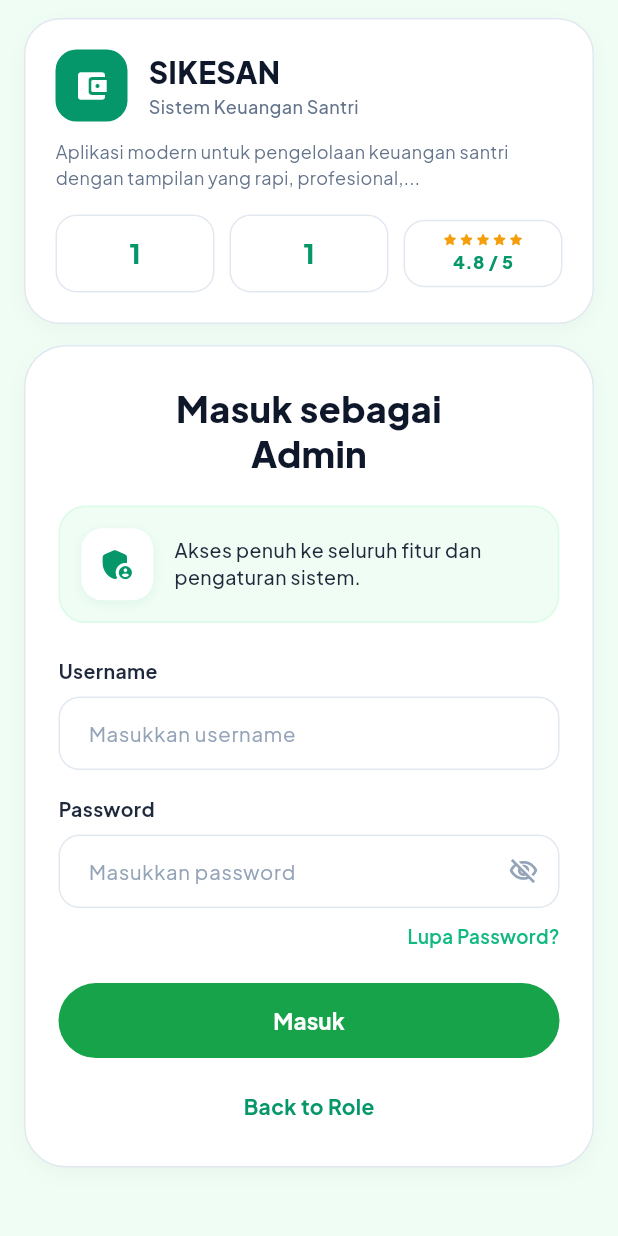
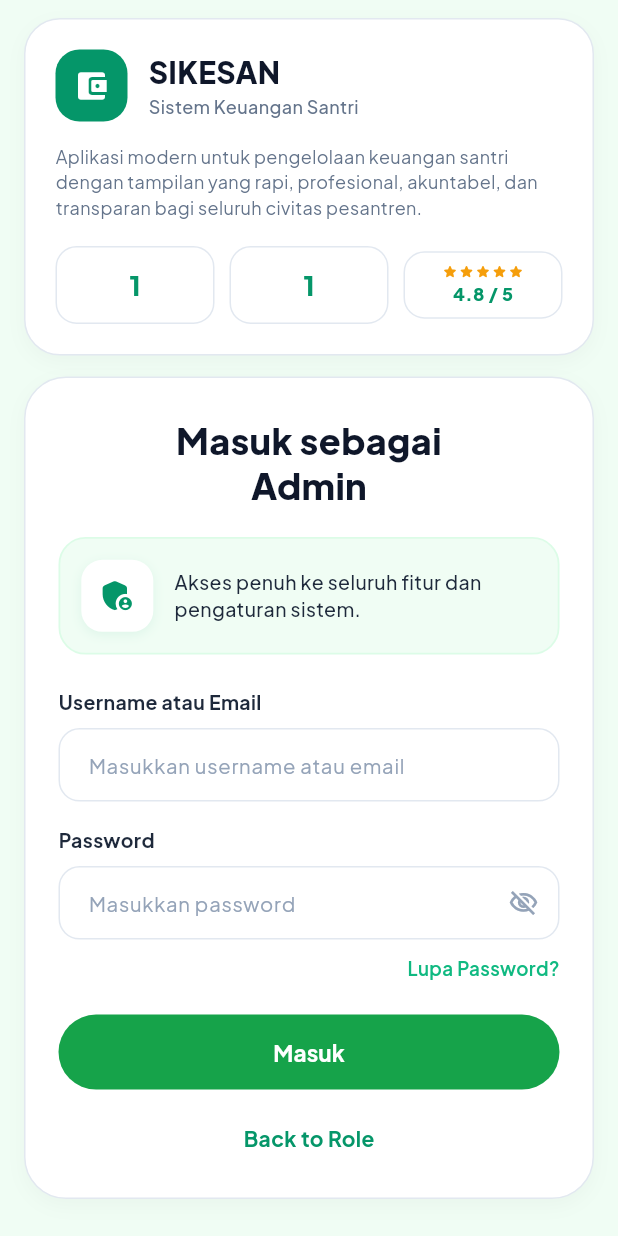
Before and after one commit to RijalSolehudin/mobile-sikesan-flutter, a Flutter app: the screen it shows after launch, on a phone screen of 412 x 824 dp. Run offline on Flutter 3.47's test engine with Material 3 defaults, Android fonts, the phone set to English and light mode, and no system bars; our stand-ins replace dio, equatable, fl_chart, flutter_bloc, flutter_secure_storage, go_router and 7 more.

Commit message:
feat(web): make layout fully responsive and adaptive to full screen width

```diff
--- a/lib/features/auth/login_screen.dart
+++ b/lib/features/auth/login_screen.dart
@@ -106,11 +106,17 @@ class _LoginScreenState extends State<LoginScreen> {
   void _showRoleSelectionBottomSheet() {
     showModalBottomSheet(
       context: context,
-      backgroundColor: Colors.white,
-      shape: const RoundedRectangleBorder(
+      backgroundColor: Colors.transparent,
+      isScrollControlled: true,
+      builder: (ctx) => Center(
+        child: ConstrainedBox(
+          constraints: const BoxConstraints(maxWidth: 540),
+          child: Container(
+            decoration: const BoxDecoration(
+              color: Colors.white,
               borderRadius: BorderRadius.vertical(top: Radius.circular(24)),
             ),
-      builder: (ctx) => SafeArea(
+            child: SafeArea(
               child: Padding(
                 padding: const EdgeInsets.symmetric(horizontal: 20, vertical: 20),
                 child: Column(
@@ -213,40 +219,16 @@ class _LoginScreenState extends State<LoginScreen> {
                 ),
               ),
             ),
+          ),
+        ),
+      ),
     );
   }
 
-  @override
-  Widget build(BuildContext context) {
-    return BlocConsumer<AuthBloc, AuthState>(
-      listener: (context, state) {
-        if (state.status == AuthStatus.failure) {
-          ScaffoldMessenger.of(context).showSnackBar(
-            SnackBar(
-              content: Text(state.errorMessage ?? 'Gagal masuk akun'),
-              backgroundColor: AppColors.error,
-              behavior: SnackBarBehavior.floating,
-              duration: const Duration(seconds: 4),
-            ),
-          );
-        }
-      },
-      builder: (context, state) {
-        final isLoading = state.isLoading;
-        final currentRoleData = _rolesData[_selectedRole] ?? _rolesData['Admin']!;
-
-        return Scaffold(
-          backgroundColor: const Color(0xFFF0FDF4),
-          body: SafeArea(
-            child: SingleChildScrollView(
-              padding: const EdgeInsets.fromLTRB(16, 12, 16, 24),
-              physics: const BouncingScrollPhysics(),
-              child: Column(
-                children: [
-                  // 1. Top Card: SIKESAN Branding & Rating Badges
-                  Container(
+  Widget _buildBrandingCard({required bool isWide}) {
+    return Container(
       width: double.infinity,
-                    padding: const EdgeInsets.all(20),
+      padding: EdgeInsets.all(isWide ? 28 : 20),
       decoration: BoxDecoration(
         color: Colors.white,
         borderRadius: BorderRadius.circular(24),
@@ -266,16 +248,16 @@ class _LoginScreenState extends State<LoginScreen> {
           Row(
             children: [
               Container(
-                              width: 48,
-                              height: 48,
+                width: isWide ? 56 : 48,
+                height: isWide ? 56 : 48,
                 decoration: BoxDecoration(
                   color: const Color(0xFF059669),
-                                borderRadius: BorderRadius.circular(14),
+                  borderRadius: BorderRadius.circular(16),
                 ),
-                              child: const Icon(
+                child: Icon(
                   Icons.account_balance_wallet_rounded,
                   color: Colors.white,
-                                size: 24,
+                  size: isWide ? 28 : 24,
                 ),
               ),
               const SizedBox(width: 14),
@@ -285,7 +267,7 @@ class _LoginScreenState extends State<LoginScreen> {
                   Text(
                     'SIKESAN',
                     style: GoogleFonts.plusJakartaSans(
-                                    fontSize: 20,
+                      fontSize: isWide ? 24 : 20,
                       fontWeight: FontWeight.w900,
                       color: const Color(0xFF0F172A),
                       letterSpacing: 0.2,
@@ -294,7 +276,7 @@ class _LoginScreenState extends State<LoginScreen> {
                   Text(
                     'Sistem Keuangan Santri',
                     style: GoogleFonts.plusJakartaSans(
-                                    fontSize: 12,
+                      fontSize: isWide ? 13.5 : 12,
                       fontWeight: FontWeight.w500,
                       color: const Color(0xFF64748B),
                     ),
@@ -303,17 +285,44 @@ class _LoginScreenState extends State<LoginScreen> {
               ),
             ],
           ),
-                        const SizedBox(height: 12),
+          const SizedBox(height: 14),
           // Subtitle Description
           Text(
-                          'Aplikasi modern untuk pengelolaan keuangan santri dengan tampilan yang rapi, profesional,...',
+            'Aplikasi modern untuk pengelolaan keuangan santri dengan tampilan yang rapi, profesional, akuntabel, dan transparan bagi seluruh civitas pesantren.',
+            style: GoogleFonts.plusJakartaSans(
+              fontSize: isWide ? 13 : 12,
+              color: const Color(0xFF64748B),
+              height: 1.45,
+            ),
+          ),
+          if (isWide) ...[
+            const SizedBox(height: 20),
+            Container(
+              padding: const EdgeInsets.all(14),
+              decoration: BoxDecoration(
+                color: const Color(0xFFF8FAFC),
+                borderRadius: BorderRadius.circular(14),
+                border: Border.all(color: const Color(0xFFE2E8F0)),
+              ),
+              child: Row(
+                children: [
+                  const Icon(Icons.verified_user_rounded, color: Color(0xFF059669), size: 20),
+                  const SizedBox(width: 10),
+                  Expanded(
+                    child: Text(
+                      'Multi-role terintegrasi: Admin, Bendahara, Wali Santri, dan Kasir.',
                       style: GoogleFonts.plusJakartaSans(
                         fontSize: 12,
-                            color: const Color(0xFF64748B),
-                            height: 1.4,
+                        fontWeight: FontWeight.w600,
+                        color: const Color(0xFF334155),
                       ),
                     ),
-                        const SizedBox(height: 16),
+                  ),
+                ],
+              ),
+            ),
+          ],
+          const SizedBox(height: 18),
           // 3 Stat Boxes Row
           Row(
             children: [
@@ -398,14 +407,13 @@ class _LoginScreenState extends State<LoginScreen> {
           ),
         ],
       ),
-                  ),
+    );
+  }
 
-                  const SizedBox(height: 14),
-
-                  // 2. Bottom Card: Login Form
-                  Container(
+  Widget _buildLoginFormCard(({String description, IconData icon, String title}) currentRoleData, bool isLoading, {bool isWide = false}) {
+    return Container(
       width: double.infinity,
-                    padding: const EdgeInsets.symmetric(horizontal: 22, vertical: 26),
+      padding: EdgeInsets.symmetric(horizontal: isWide ? 32 : 22, vertical: isWide ? 32 : 26),
       decoration: BoxDecoration(
         color: Colors.white,
         borderRadius: BorderRadius.circular(28),
@@ -434,7 +442,6 @@ class _LoginScreenState extends State<LoginScreen> {
               ),
             ),
           ),
-                        // Catatan: Opsi Daftar Sekarang dihilangkan sesuai permintaan pengguna
           const SizedBox(height: 20),
 
           // Role Information Banner Card
@@ -486,7 +493,7 @@ class _LoginScreenState extends State<LoginScreen> {
 
           // Input: Username
           Text(
-                          'Username',
+            'Username atau Email',
             style: GoogleFonts.plusJakartaSans(
               fontSize: 13,
               fontWeight: FontWeight.w700,
@@ -499,7 +506,7 @@ class _LoginScreenState extends State<LoginScreen> {
             enabled: !isLoading,
             style: GoogleFonts.plusJakartaSans(fontSize: 14),
             decoration: InputDecoration(
-                            hintText: 'Masukkan username',
+              hintText: 'Masukkan username atau email',
               hintStyle: GoogleFonts.plusJakartaSans(color: const Color(0xFF94A3B8), fontSize: 13.5),
               contentPadding: const EdgeInsets.symmetric(horizontal: 16, vertical: 14),
               border: OutlineInputBorder(
@@ -628,7 +635,74 @@ class _LoginScreenState extends State<LoginScreen> {
           ),
         ],
       ),
+    );
+  }
+
+  @override
+  Widget build(BuildContext context) {
+    return BlocConsumer<AuthBloc, AuthState>(
+      listener: (context, state) {
+        if (state.status == AuthStatus.failure) {
+          ScaffoldMessenger.of(context).showSnackBar(
+            SnackBar(
+              content: Text(state.errorMessage ?? 'Gagal masuk akun'),
+              backgroundColor: AppColors.error,
+              behavior: SnackBarBehavior.floating,
+              duration: const Duration(seconds: 4),
             ),
+          );
+        }
+      },
+      builder: (context, state) {
+        final isLoading = state.isLoading;
+        final currentRoleData = _rolesData[_selectedRole] ?? _rolesData['Admin']!;
+
+        return LayoutBuilder(
+          builder: (context, constraints) {
+            final isWide = constraints.maxWidth >= 850;
+
+            if (isWide) {
+              return Scaffold(
+                backgroundColor: const Color(0xFFF0FDF4),
+                body: SafeArea(
+                  child: Center(
+                    child: SingleChildScrollView(
+                      padding: const EdgeInsets.symmetric(horizontal: 48, vertical: 36),
+                      physics: const BouncingScrollPhysics(),
+                      child: ConstrainedBox(
+                        constraints: const BoxConstraints(maxWidth: 1080),
+                        child: Row(
+                          crossAxisAlignment: CrossAxisAlignment.start,
+                          children: [
+                            Expanded(
+                              flex: 5,
+                              child: _buildBrandingCard(isWide: true),
+                            ),
+                            const SizedBox(width: 32),
+                            Expanded(
+                              flex: 6,
+                              child: _buildLoginFormCard(currentRoleData, isLoading, isWide: true),
+                            ),
+                          ],
+                        ),
+                      ),
+                    ),
+                  ),
+                ),
+              );
+            }
+
+            return Scaffold(
+              backgroundColor: const Color(0xFFF0FDF4),
+              body: SafeArea(
+                child: SingleChildScrollView(
+                  padding: const EdgeInsets.fromLTRB(16, 12, 16, 24),
+                  physics: const BouncingScrollPhysics(),
+                  child: Column(
+                    children: [
+                      _buildBrandingCard(isWide: false),
+                      const SizedBox(height: 14),
+                      _buildLoginFormCard(currentRoleData, isLoading, isWide: false),
                     ],
                   ),
                 ),
@@ -636,5 +710,7 @@ class _LoginScreenState extends State<LoginScreen> {
             );
           },
         );
+      },
+    );
   }
 }
--- a/lib/features/navigation/custom_curved_bottom_bar.dart
+++ b/lib/features/navigation/custom_curved_bottom_bar.dart
@@ -29,6 +29,9 @@ class CustomCurvedBottomBar extends StatelessWidget {
       padding: const EdgeInsets.only(top: 10, bottom: 12),
       child: SafeArea(
         top: false,
+        child: Center(
+          child: ConstrainedBox(
+            constraints: const BoxConstraints(maxWidth: 860),
             child: Row(
               mainAxisAlignment: MainAxisAlignment.spaceAround,
               children: [
@@ -38,6 +41,8 @@ class CustomCurvedBottomBar extends StatelessWidget {
                 _buildNavItem(3, Icons.chat_bubble_outline_rounded, 'CS SIKESAN'),
                 _buildNavItem(4, Icons.person_outline_rounded, 'Profil'),
               ],
+            ),
+          ),
         ),
       ),
     );
--- a/lib/main.dart
+++ b/lib/main.dart
@@ -93,52 +93,10 @@ class SikesanMobileApp extends StatelessWidget {
           theme: AppTheme.lightTheme,
           routerConfig: router,
           builder: (context, child) {
-            return ResponsiveMobileWrapper(
-              child: child ?? const SizedBox.shrink(),
-            );
+            return child ?? const SizedBox.shrink();
           },
         ),
       ),
     );
   }
 }
-
-class ResponsiveMobileWrapper extends StatelessWidget {
-  final Widget child;
-
-  const ResponsiveMobileWrapper({super.key, required this.child});
-
-  @override
-  Widget build(BuildContext context) {
-    return LayoutBuilder(
-      builder: (context, constraints) {
-        if (constraints.maxWidth > 500) {
-          return Scaffold(
-            backgroundColor: const Color(0xFF0F172A),
-            body: Center(
-              child: Container(
-                constraints: const BoxConstraints(
-                  maxWidth: 440,
-                ),
-                decoration: BoxDecoration(
-                  color: Colors.white,
-                  boxShadow: [
-                    BoxShadow(
-                      color: Colors.black.withValues(alpha: 0.35),
-                      blurRadius: 36,
-                      spreadRadius: 4,
-                      offset: const Offset(0, 10),
-                    ),
-                  ],
-                ),
-                clipBehavior: Clip.antiAlias,
-                child: child,
-              ),
-            ),
-          );
-        }
-        return child;
-      },
-    );
-  }
-}
```
Also changed, not shown: lib/features/dashboard/home_screen.dart (+48 -11 lines), lib/features/profile/profile_screen.dart (+6 -1 lines), lib/features/spp/widgets/pay_spp_modal.dart (+9 -4 lines), lib/features/spp/widgets/receipt_preview_modal.dart (+6 -1 lines). Lines whose indentation alone changed are shown as unchanged.
